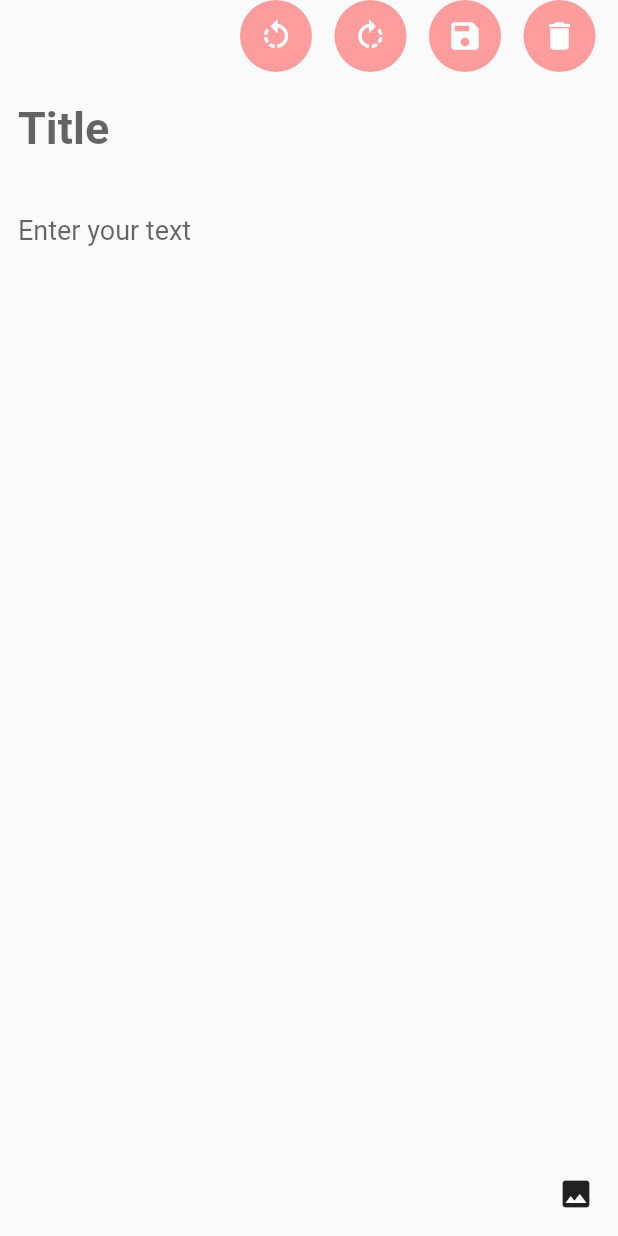
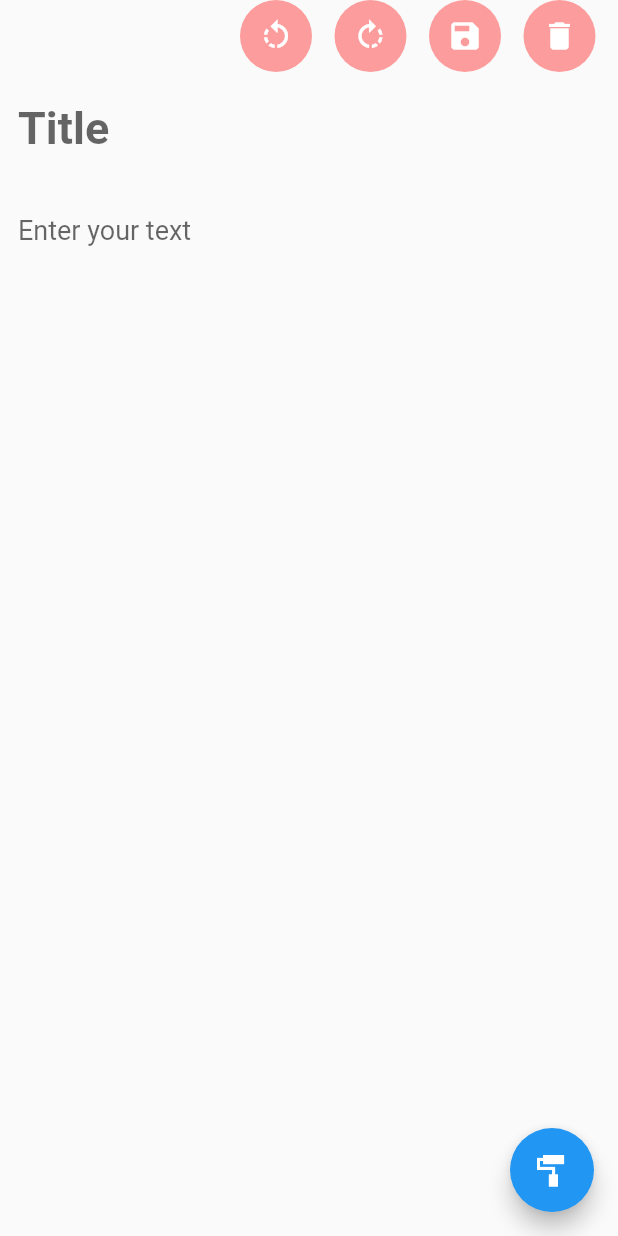
Before and after one commit to samiraRas/note_app_packed, a Flutter app: the screen it shows after launch, after a tap on the "add circle" icon, on a phone screen of 412 x 824 dp. Run offline on Flutter 3.47's test engine with Material 2 defaults, Android fonts, the phone set to English and light mode, and no system bars; drawn by our look-alikes of flutter_speed_dial.

Commit message:
new update

```diff
--- a/lib/UI/add_note.dart
+++ b/lib/UI/add_note.dart
@@ -101,18 +101,18 @@ class _AddNotePageState extends State<AddNotePage> {
                                               fontWeight: FontWeight.bold,
                                               color: Colors.black),
                                         ),
-                                  Spacer(),
+                                  const Spacer(),
                                   IconButton(
                                     onPressed: () {},
                                     icon: Container(
                                       height: 100,
                                       width: 100,
-                                      decoration: BoxDecoration(
+                                      decoration: const BoxDecoration(
                                         shape: BoxShape.circle,
                                         color:
                                             Color.fromARGB(255, 97, 163, 238),
                                       ),
-                                      child: Icon(
+                                      child: const Icon(
                                         Icons.delete,
                                         size: 25,
                                         color: Colors.white,
@@ -126,22 +126,26 @@ class _AddNotePageState extends State<AddNotePage> {
                                 style: const TextStyle(fontSize: 18),
                               ),
                               const Spacer(),
+                              ElevatedButton(
+                                onPressed: () {},
+                                child: const Text("Location"),
+                              ),
                               Row(
                                 children: [
                                   // x == null ? Text("Date") : Text(x[0]),
                                   Text(dateTime),
-                                  Spacer(),
+                                  const Spacer(),
                                   IconButton(
                                     onPressed: () {},
                                     icon: Container(
                                       height: 100,
                                       width: 100,
-                                      decoration: BoxDecoration(
+                                      decoration: const BoxDecoration(
                                         shape: BoxShape.circle,
                                         color:
                                             Color.fromARGB(255, 238, 107, 97),
                                       ),
-                                      child: Icon(
+                                      child: const Icon(
                                         Icons.edit,
                                         size: 25,
                                         color: Colors.white,
--- a/lib/UI/create_note.dart
+++ b/lib/UI/create_note.dart
@@ -2,6 +2,7 @@ import 'package:everything_in_one_app/UI/add_note.dart';
 
 import 'package:flutter/material.dart';
 import 'package:everything_in_one_app/Route/routes.dart' as route;
+import 'package:flutter_speed_dial/flutter_speed_dial.dart';
 import 'package:intl/intl.dart';
 
 class CreateNotePage extends StatefulWidget {
@@ -119,10 +120,19 @@ class _CreateNotePageState extends State<CreateNotePage> {
             ],
           ),
         ),
-        floatingActionButton: ExtandableFab(
-          onPressed: () {},
+        floatingActionButton: SpeedDial(
+          // onPressed: () {},
+          children: [
+            SpeedDialChild(
+              child: IconButton(
+                onPressed: () {},
+                icon: Icon(Icons.image_rounded),
+              ),
+            ),
+            SpeedDialChild(onTap: () {})
+          ],
           child: const Icon(
-            Icons.image,
+            Icons.imagesearch_roller,
           ),
         ));
   }
```
